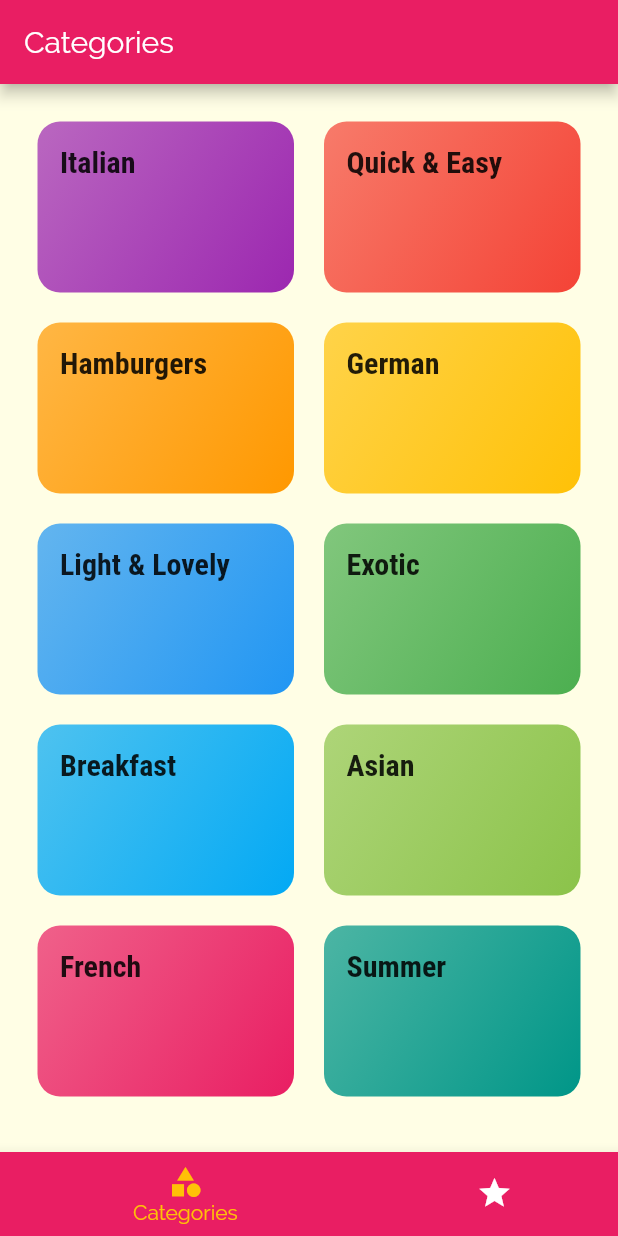
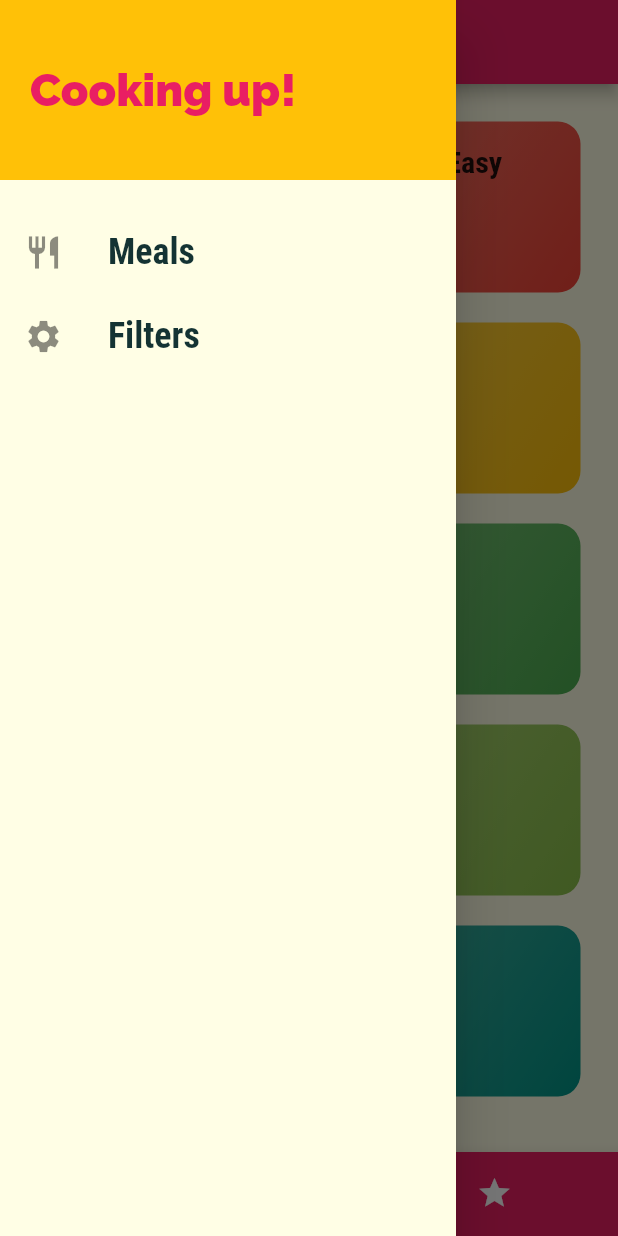
Before and after one commit to yaser-eftekhari/flutter-meal_app, a Flutter app: the screen it shows after launch, with the side drawer open (before the commit the screen has no drawer), on a phone screen of 412 x 824 dp. Run offline on Flutter 3.47's test engine with Material 2 defaults, Android fonts, the phone set to English and light mode, and no system bars.

Commit message:
added skeleton for the drawer

```diff
--- a/lib/screens/tabs_screen.dart
+++ b/lib/screens/tabs_screen.dart
@@ -2,6 +2,8 @@ import 'package:flutter/material.dart';
 
 import 'favorites_screen.dart';
 import 'categories_screen.dart';
+
+import '../widgets/main_drawer.dart';
 
 class TabsScreen extends StatefulWidget {
   @override
@@ -34,6 +36,7 @@ class _TabsScreenState extends State<TabsScreen> {
       appBar: AppBar(
         title: Text(_pages[_selectedPageIndex]["title"].toString()),
       ),
+      drawer: MainDrawer(),
       body: _pages[_selectedPageIndex]["page"],
       bottomNavigationBar: BottomNavigationBar(
         onTap: _pageSelected,
--- /dev/null
+++ b/lib/widgets/main_drawer.dart
@@ -0,0 +1,48 @@
+import 'package:flutter/material.dart';
+
+class MainDrawer extends StatelessWidget {
+  Widget buildListTile(String title, IconData iconData) {
+    return ListTile(
+      leading: Icon(iconData, size: 26),
+      title: Text(
+        title,
+        style: TextStyle(
+          fontFamily: "RobotoCondensed",
+          fontSize: 24,
+          fontWeight: FontWeight.bold,
+        ),
+      ),
+      onTap: () {},
+    );
+  }
+
+  @override
+  Widget build(BuildContext context) {
+    return Drawer(
+      child: Column(
+        children: [
+          Container(
+            height: 120,
+            width: double.infinity,
+            padding: EdgeInsets.all(20),
+            alignment: Alignment.centerLeft,
+            color: Theme.of(context).accentColor,
+            child: Text(
+              "Cooking up!",
+              style: TextStyle(
+                fontWeight: FontWeight.w900,
+                fontSize: 30,
+                color: Theme.of(context).primaryColor,
+              ),
+            ),
+          ),
+          SizedBox(
+            height: 20,
+          ),
+          buildListTile("Meals", Icons.restaurant),
+          buildListTile("Filters", Icons.settings),
+        ],
+      ),
+    );
+  }
+}
```
